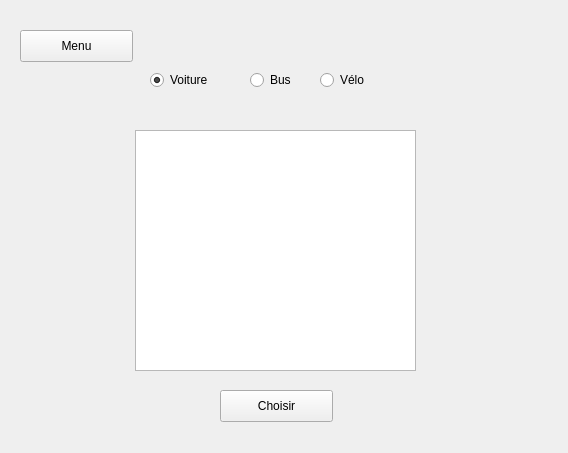
This is fenetrelocation.ui in TitiCrou/TAC as Qt 5 draws it before an edit. The edited form follows.
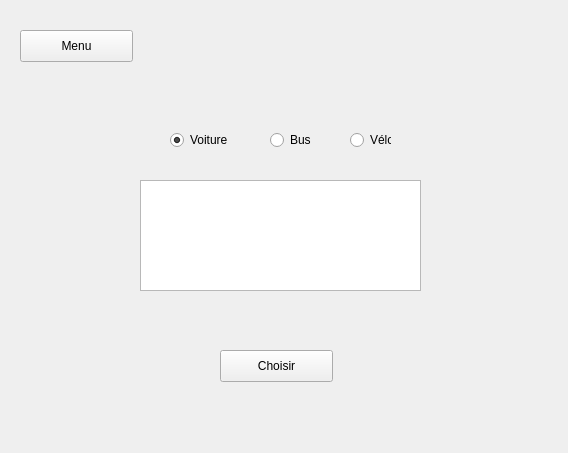
This is the edited form.

Commit message: ajout fiche détaillée

What changed in the file:
```diff
--- a/fenetrelocation.ui
+++ b/fenetrelocation.ui
@@ -35,88 +35,149 @@
      <string>Menu</string>
     </property>
    </widget>
-   <widget class="QPushButton" name="chooseButton">
+   <widget class="QStackedWidget" name="stackedWidget">
     <property name="geometry">
      <rect>
-      <x>210</x>
-      <y>370</y>
-      <width>113</width>
-      <height>32</height>
-     </rect>
-    </property>
-    <property name="text">
-     <string>Choisir</string>
-    </property>
-   </widget>
-   <widget class="QRadioButton" name="carButton">
-    <property name="geometry">
-     <rect>
-      <x>140</x>
+      <x>90</x>
       <y>50</y>
-      <width>71</width>
-      <height>20</height>
+      <width>371</width>
+      <height>351</height>
      </rect>
     </property>
-    <property name="text">
-     <string>Voiture</string>
+    <property name="currentIndex">
+     <number>0</number>
     </property>
-    <property name="checkable">
-     <bool>true</bool>
-    </property>
-    <property name="checked">
-     <bool>true</bool>
-    </property>
-    <attribute name="buttonGroup">
-     <string notr="true">buttonGroup</string>
-    </attribute>
-   </widget>
-   <widget class="QRadioButton" name="busButton">
-    <property name="geometry">
-     <rect>
-      <x>240</x>
-      <y>50</y>
-      <width>51</width>
-      <height>20</height>
-     </rect>
-    </property>
-    <property name="text">
-     <string>Bus</string>
-    </property>
-    <attribute name="buttonGroup">
-     <string notr="true">buttonGroup</string>
-    </attribute>
-   </widget>
-   <widget class="QRadioButton" name="bikeButton">
-    <property name="geometry">
-     <rect>
-      <x>310</x>
-      <y>50</y>
-      <width>61</width>
-      <height>20</height>
-     </rect>
-    </property>
-    <property name="text">
-     <string>Vélo</string>
-    </property>
-    <attribute name="buttonGroup">
-     <string notr="true">buttonGroup</string>
-    </attribute>
-   </widget>
-   <widget class="QListWidget" name="listVehicule">
-    <property name="geometry">
-     <rect>
-      <x>125</x>
-      <y>110</y>
-      <width>281</width>
-      <height>241</height>
-     </rect>
-    </property>
-    <property name="selectionRectVisible">
-     <bool>false</bool>
-    </property>
-    <property name="currentRow">
-     <number>-1</number>
-    </property>
+    <widget class="QWidget" name="choixVehicule">
+     <widget class="QPushButton" name="chooseButton">
+      <property name="geometry">
+       <rect>
+        <x>120</x>
+        <y>280</y>
+        <width>113</width>
+        <height>32</height>
+       </rect>
+      </property>
+      <property name="text">
+       <string>Choisir</string>
+      </property>
+     </widget>
+     <widget class="QListWidget" name="listVehicule">
+      <property name="geometry">
+       <rect>
+        <x>40</x>
+        <y>110</y>
+        <width>281</width>
+        <height>111</height>
+       </rect>
+      </property>
+      <property name="selectionRectVisible">
+       <bool>false</bool>
+      </property>
+      <property name="currentRow">
+       <number>-1</number>
+      </property>
+     </widget>
+     <widget class="QRadioButton" name="busButton">
+      <property name="geometry">
+       <rect>
+        <x>170</x>
+        <y>60</y>
+        <width>41</width>
+        <height>20</height>
+       </rect>
+      </property>
+      <property name="text">
+       <string>Bus</string>
+      </property>
+      <attribute name="buttonGroup">
+       <string notr="true">buttonGroup</string>
+      </attribute>
+     </widget>
+     <widget class="QRadioButton" name="carButton">
+      <property name="geometry">
+       <rect>
+        <x>70</x>
+        <y>60</y>
+        <width>61</width>
+        <height>20</height>
+       </rect>
+      </property>
+      <property name="text">
+       <string>Voiture</string>
+      </property>
+      <property name="checkable">
+       <bool>true</bool>
+      </property>
+      <property name="checked">
+       <bool>true</bool>
+      </property>
+      <attribute name="buttonGroup">
+       <string notr="true">buttonGroup</string>
+      </attribute>
+     </widget>
+     <widget class="QRadioButton" name="bikeButton">
+      <property name="geometry">
+       <rect>
+        <x>250</x>
+        <y>60</y>
+        <width>41</width>
+        <height>20</height>
+       </rect>
+      </property>
+      <property name="text">
+       <string>Vélo</string>
+      </property>
+      <attribute name="buttonGroup">
+       <string notr="true">buttonGroup</string>
+      </attribute>
+     </widget>
+    </widget>
+    <widget class="QWidget" name="details">
+     <widget class="QLabel" name="titrePage">
+      <property name="geometry">
+       <rect>
+        <x>10</x>
+        <y>20</y>
+        <width>341</width>
+        <height>51</height>
+       </rect>
+      </property>
+      <property name="font">
+       <font>
+        <pointsize>22</pointsize>
+       </font>
+      </property>
+      <property name="text">
+       <string>Fiche détaillée du véhicule</string>
+      </property>
+     </widget>
+     <widget class="QLabel" name="fiche">
+      <property name="geometry">
+       <rect>
+        <x>70</x>
+        <y>80</y>
+        <width>231</width>
+        <height>181</height>
+       </rect>
+      </property>
+      <property name="text">
+       <string/>
+      </property>
+     </widget>
+     <widget class="QPushButton" name="validationChoix">
+      <property name="geometry">
+       <rect>
+        <x>120</x>
+        <y>280</y>
+        <width>113</width>
+        <height>32</height>
+       </rect>
+      </property>
+      <property name="text">
+       <string>Valider</string>
+      </property>
+     </widget>
+    </widget>
    </widget>
   </widget>
  </widget>
```
The commit also changes 1 other file.
